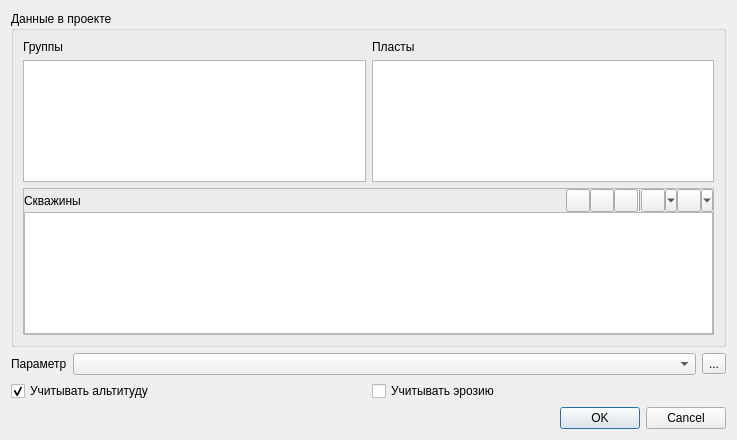
The window that qgis_pds_zonations_base.ui (vvkond/QGIS) describes before a commit, drawn with Qt 5.
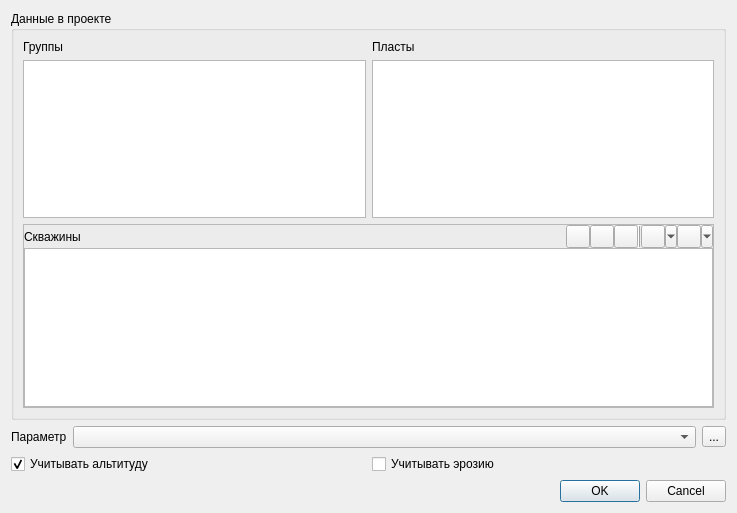
The same window after the commit.

What changed in the file:
```diff
--- a/qgis_pds_zonations_base.ui
+++ b/qgis_pds_zonations_base.ui
@@ -7,7 +7,7 @@
     <x>0</x>
     <y>0</y>
     <width>737</width>
-    <height>440</height>
+    <height>513</height>
    </rect>
   </property>
   <property name="windowTitle">
@@ -181,30 +181,6 @@
      </property>
     </widget>
    </item>
-   <item row="2" column="0">
-    <layout class="QHBoxLayout" name="horizontalLayout">
-     <property name="topMargin">
-      <number>0</number>
-     </property>
-     <item>
-      <widget class="QCheckBox" name="mUseElevation">
-       <property name="text">
-        <string>Учитывать альтитуду</string>
-       </property>
-       <property name="checked">
-        <bool>true</bool>
-       </property>
-      </widget>
-     </item>
-     <item>
-      <widget class="QCheckBox" name="mUseErosion">
-       <property name="text">
-        <string>Учитывать эрозию</string>
-       </property>
-      </widget>
-     </item>
-    </layout>
-   </item>
    <item row="1" column="0">
     <widget class="QFrame" name="mParameterFrame">
      <property name="frameShape">
@@ -234,6 +210,30 @@
       <item row="0" column="1">
        <widget class="QComboBox" name="mParamComboBox"/>
       </item>
+      <item row="1" column="0" colspan="3">
+       <layout class="QHBoxLayout" name="horizontalLayout">
+        <property name="topMargin">
+         <number>0</number>
+        </property>
+        <item>
+         <widget class="QCheckBox" name="mUseElevation">
+          <property name="text">
+           <string>Учитывать альтитуду</string>
+          </property>
+          <property name="checked">
+           <bool>true</bool>
+          </property>
+         </widget>
+        </item>
+        <item>
+         <widget class="QCheckBox" name="mUseErosion">
+          <property name="text">
+           <string>Учитывать эрозию</string>
+          </property>
+         </widget>
+        </item>
+       </layout>
+      </item>
      </layout>
     </widget>
    </item>
```
